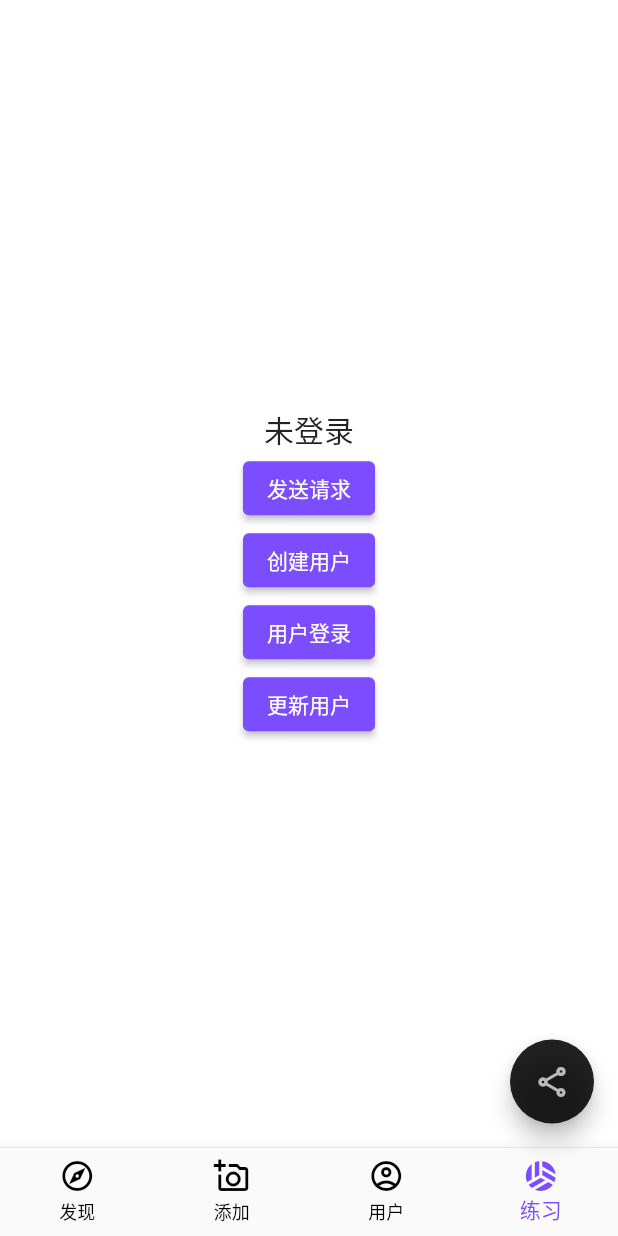
After one commit to qweijiaq/GopherImage-flutter, a Flutter app: the screen it shows after launch, item 4 of the bottom bar chosen, after a tap on "创建用户", on a phone screen of 412 x 824 dp. The commit adds this screen. Run offline on Flutter 3.47's test engine with Material 2 defaults, Android fonts, the light colour scheme and no system bars; network calls fail.

Commit message:
练习网络请求

```diff
--- a/lib/app/router/app_router_delegate.dart
+++ b/lib/app/router/app_router_delegate.dart
@@ -58,7 +58,7 @@
   @override
   Widget build(BuildContext context) {
     return Navigator(
-      key: _navigatorKey,
+      // key: _navigatorKey,
       pages: [
         MaterialPage(
           key: ValueKey('AppHome'),
--- /dev/null
+++ b/lib/playground/http/playground_http.dart
@@ -0,0 +1,136 @@
+import 'dart:convert';
+import 'dart:io';
+
+import 'package:GopherImage/user/user.dart';
+import 'package:flutter/material.dart';
+import 'package:http/http.dart' as http;
+
+class PlaygroundHttp extends StatefulWidget {
+  @override
+  State<PlaygroundHttp> createState() => _PlaygroundHttpState();
+}
+
+class _PlaygroundHttpState extends State<PlaygroundHttp> {
+  String? currentUserName;
+
+  String? currentUserToken;
+
+  getUser() async {
+    final uri = Uri.parse('http://127.0.0.1:3000/users/248');
+    final response = await http.get(uri);
+
+    print('状态码 ${response.statusCode}');
+    print('响应主体 ${response.body}');
+
+    if (response.statusCode == 200) {
+      final user = User.fromJson(response.body);
+      print('${user.id}, ${user.name}');
+    }
+  }
+
+  createUser() async {
+    final name = '佩奇';
+    final password = '123123';
+
+    final uri = Uri.parse('http://127.0.0.1:3000/users');
+
+    final response = await http.post(uri,
+        headers: {"content-type": "application/json"},
+        body: jsonEncode(<String, String>{
+          'name': name,
+          'password': password,
+        }));
+
+    print('状态码 ${response.statusCode}');
+    print('响应主体 ${response.body}');
+  }
+
+  login() async {
+    final name = '佩奇';
+    final password = '123123';
+
+    final uri = Uri.parse('http://127.0.0.1:3000/login');
+
+    final response = await http.post(uri,
+        headers: {"content-type": "application/json"},
+        body: jsonEncode(<String, String>{
+          'name': name,
+          'password': password,
+        }));
+
+    print('状态码 ${response.statusCode}');
+    print('响应主体 ${response.body}');
+
+    if (response.statusCode == 200) {
+      final responseBody = jsonDecode(response.body);
+      setState(() {
+        currentUserName = responseBody['name'];
+        currentUserToken = responseBody['token'];
+      });
+    }
+  }
+
+  updateUser() async {
+    final name = '小猪佩奇';
+    final password = '123123';
+
+    final uri = Uri.parse('http://127.0.0.1:3000/users');
+
+    final headers = {
+      'Authorization': 'Bearer $currentUserToken',
+      HttpHeaders.contentTypeHeader: 'application/json'
+    };
+
+    final body = jsonEncode({
+      'validate': {
+        'password': password,
+      },
+      'update': {
+        'name': name,
+      }
+    });
+
+    final response = await http.patch(
+      uri,
+      headers: headers,
+      body: body,
+    );
+
+    print('状态码 ${response.statusCode}');
+    print('响应主体 ${response.body}');
+  }
+
+  @override
+  Widget build(BuildContext context) {
+    return Container(
+      color: Colors.white,
+      width: double.infinity,
+      height: double.infinity,
+      child: Column(
+        mainAxisAlignment: MainAxisAlignment.center,
+        children: [
+          Text(
+            currentUserName ?? '未登录',
+            style: Theme.of(context).textTheme.titleLarge,
+          ),
+          ElevatedButton(
+            child: Text('发送请求'),
+            onPressed: getUser,
+          ),
+          ElevatedButton(
+            child: Text('创建用户'),
+            onPressed: createUser,
+          ),
+          ElevatedButton(
+            child: Text('用户登录'),
+            onPressed: login,
+          ),
+          ElevatedButton(
+            child: Text('更新用户'),
+            onPressed: updateUser,
+          ),
+        ],
+      ),
+    );
+  }
+}
--- a/lib/playground/playground.dart
+++ b/lib/playground/playground.dart
@@ -1,9 +1,9 @@
-import 'package:GopherImage/playground/routing/playground_routing.dart';
+import 'package:GopherImage/playground/http/playground_http.dart';
 import 'package:flutter/material.dart';
 
 class Playground extends StatelessWidget {
   @override
   Widget build(BuildContext context) {
-    return PlaygroundRouting();
+    return PlaygroundHttp();
   }
 }
--- /dev/null
+++ b/lib/user/user.dart
@@ -0,0 +1,19 @@
+import 'dart:convert';
+
+import 'package:json_annotation/json_annotation.dart';
+part 'user.g.dart';
+
+@JsonSerializable()
+class User {
+  final int? id;
+  final String? name;
+  final int? avatar;
+
+  User({this.id, this.name, this.avatar});
+
+  factory User.fromJson(String json) {
+    final user = jsonDecode(json);
+
+    return _$UserFromJson(user);
+  }
+}
--- a/pubspec.yaml
+++ b/pubspec.yaml
@@ -35,10 +35,14 @@
   # Use with the CupertinoIcons class for iOS style icons.
   cupertino_icons: ^1.0.2
   provider: ^6.0.5
+  http: ^1.1.0
+  json_annotation: ^4.8.1
 
 dev_dependencies:
+  build_runner: ^2.4.6
   flutter_test:
     sdk: flutter
+  json_serializable: ^6.7.1
 
   # The "flutter_lints" package below contains a set of recommended lints to
   # encourage good coding practices. The lint set provided by the package is
```
Also changed, not shown: lib/user/user.g.dart (added), pubspec.lock.
